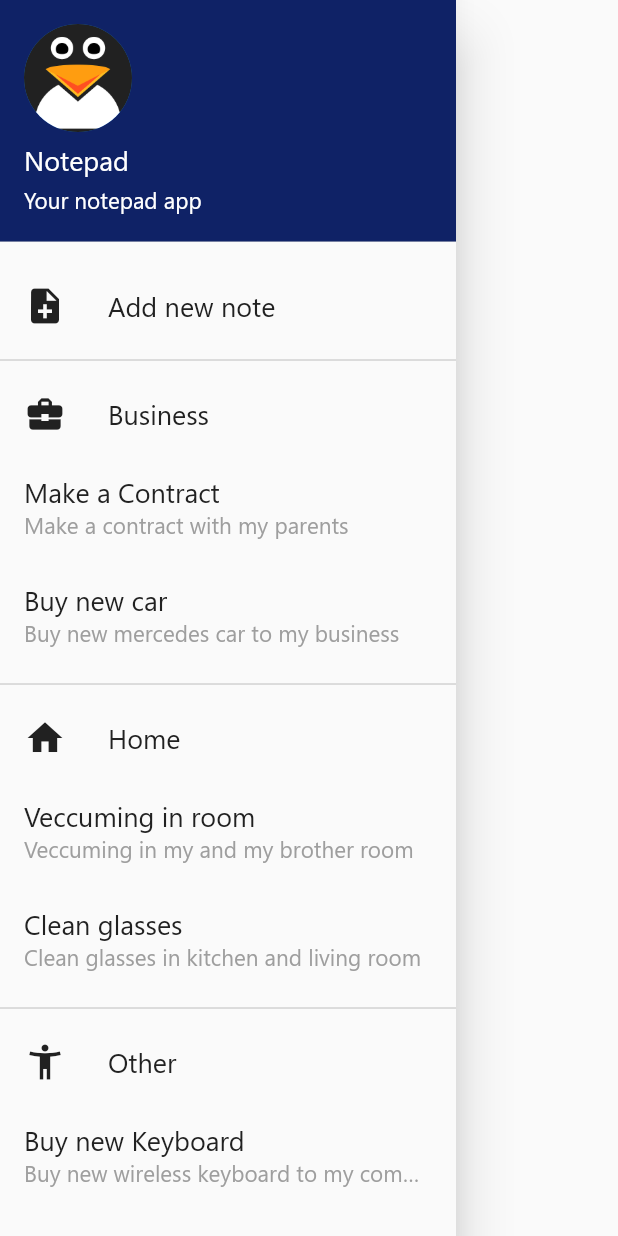
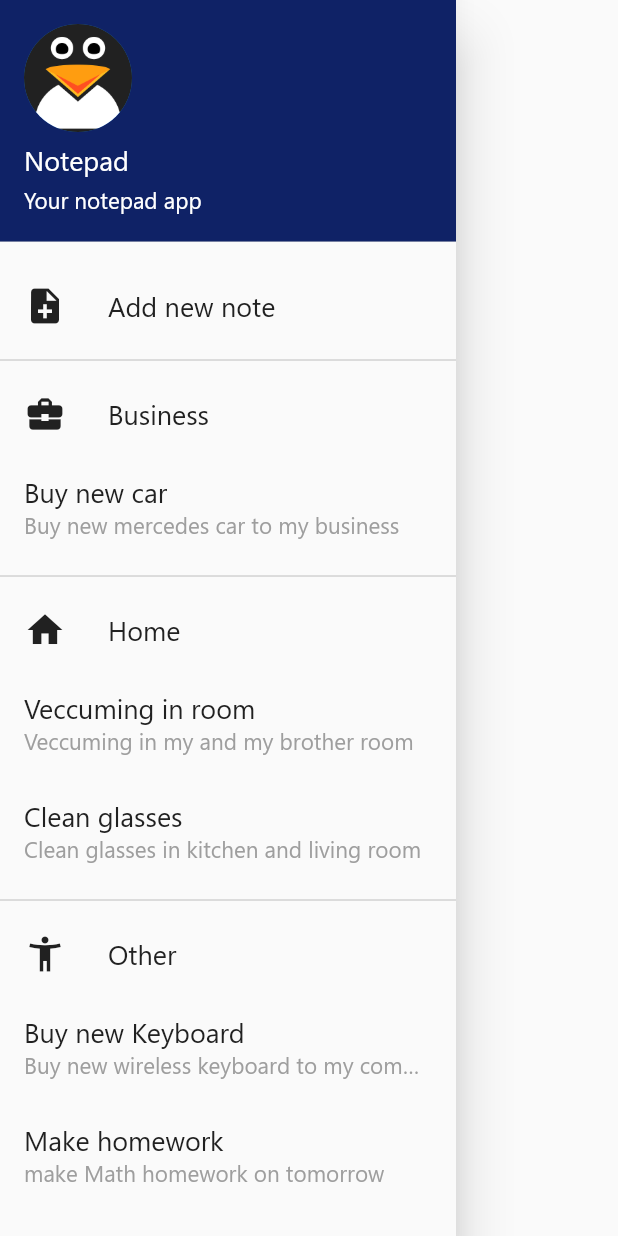
Before and after one commit to gonciuu/Notepad-App-in-Flutter, a Flutter app: the NotesDrawer widget shown alone on an empty page, opened directly, on a phone screen of 412 x 824 dp. Run offline on Flutter 3.47's test engine with Material 2 defaults, Android fonts, the phone set to English and light mode, and no system bars; our stand-ins replace outline_material_icons, sqflite; accounts and stored records are empty.

Commit message:
separate notes to another lists by category

```diff
--- a/lib/screens/drawer.dart
+++ b/lib/screens/drawer.dart
@@ -10,7 +10,9 @@ class NotesDrawer extends StatefulWidget {
 class _NotesDrawerState extends State<NotesDrawer> {
 
   final Repository _repository = Repository();
-  List<Note> _listOfNotes = List<Note>();
+  List<Note> _listOfBusinessNotes = List<Note>();
+  List<Note> _listOfHomeNotes = List<Note>();
+  List<Note> _listOfOtherNotes = List<Note>();
 
 
   @override
@@ -21,14 +23,20 @@ class _NotesDrawerState extends State<NotesDrawer> {
 
 
   Future getAllNotes() async{
-    _listOfNotes.clear();
+    _listOfBusinessNotes.clear();
+    _listOfHomeNotes.clear();
+    _listOfOtherNotes.clear();
     List<Map<String,dynamic>> mapList= await _repository.getAllData("Notes");
-    mapList.forEach((noteMap) {
-      Note note = Note();
-      note = note.mapToNote(noteMap);
-      _listOfNotes.add(note);
-    });
-    print(_listOfNotes);
+    mapList.forEach((noteMap) =>
+      setState(() {
+        Note note = Note();
+        note = note.mapToNote(noteMap);
+        switch(note.category){
+          case "home": _listOfHomeNotes.add(note);break;
+          case "business":_listOfBusinessNotes.add(note);break;
+          case "other":_listOfOtherNotes.add(note);break;
+        }
+      }));
   }
 
 
@@ -80,15 +88,15 @@ class _NotesDrawerState extends State<NotesDrawer> {
                 color: Colors.grey[900],
               ),
             ),
-            ListTile(
+            if(_listOfBusinessNotes.length>=1) ListTile(
               title: Text(
-                "Make a Contract",
+                _listOfBusinessNotes[0].title,
                 maxLines: 1,
                 overflow: TextOverflow.ellipsis,
                 style: TextStyle(fontSize: 18.0, color: Colors.grey[900]),
               ),
               subtitle: Text(
-                "Make a contract with my parents",
+                _listOfBusinessNotes[0].description,
                 style: TextStyle(fontSize: 15.0, color: Colors.grey[500]),
                 maxLines: 1,
                 overflow: TextOverflow.ellipsis,
```
